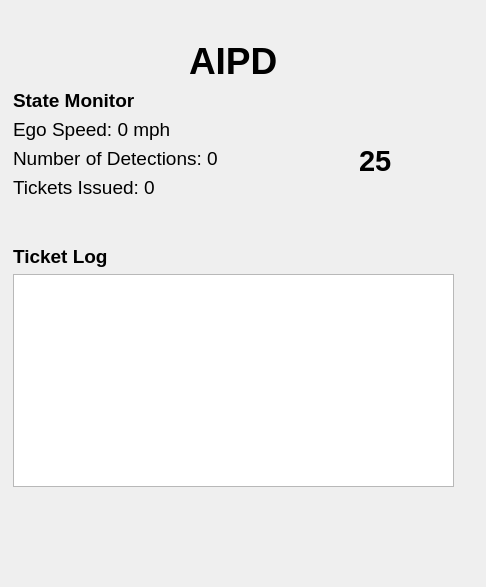
linklab-uva/aipd, file aipd_panel/resource/aipd_panel.ui: the form before one commit.
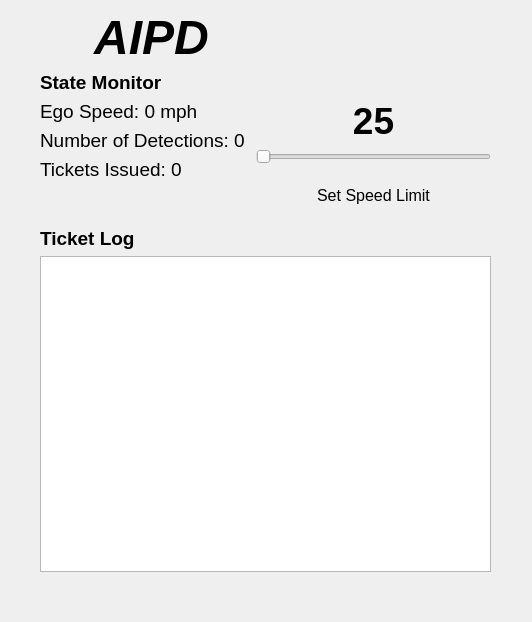
The form after the commit. Icons and pictures are not drawn.

Commit message: added logo and updated panel ui

```diff
--- a/aipd_panel/resource/aipd_panel.ui
+++ b/aipd_panel/resource/aipd_panel.ui
@@ -6,30 +6,46 @@
    <rect>
     <x>0</x>
     <y>0</y>
-    <width>486</width>
-    <height>587</height>
+    <width>532</width>
+    <height>622</height>
    </rect>
   </property>
   <property name="windowTitle">
    <string>Form</string>
   </property>
-  <widget class="QWidget" name="layoutWidget">
+  <widget class="QWidget" name="">
    <property name="geometry">
     <rect>
-     <x>13</x>
-     <y>40</y>
-     <width>441</width>
-     <height>447</height>
+     <x>40</x>
+     <y>10</y>
+     <width>451</width>
+     <height>562</height>
     </rect>
    </property>
-   <layout class="QVBoxLayout" name="verticalLayout_3">
-    <item alignment="Qt::AlignHCenter|Qt::AlignVCenter">
+   <layout class="QVBoxLayout" name="verticalLayout_5">
+    <item>
+     <layout class="QHBoxLayout" name="horizontalLayout">
+      <item>
      <widget class="QLabel" name="label_2">
       <property name="text">
-       <string>&lt;html&gt;&lt;head/&gt;&lt;body&gt;&lt;p&gt;&lt;span style=&quot; font-size:28pt; font-weight:600;&quot;&gt;AIPD&lt;/span&gt;&lt;/p&gt;&lt;/body&gt;&lt;/html&gt;</string>
+         <string>&lt;html&gt;&lt;head/&gt;&lt;body&gt;&lt;p align=&quot;center&quot;&gt;&lt;span style=&quot; font-size:36pt; font-weight:600; font-style:italic;&quot;&gt;AIPD&lt;/span&gt;&lt;/p&gt;&lt;/body&gt;&lt;/html&gt;</string>
       </property>
      </widget>
     </item>
+      <item>
+       <widget class="QLabel" name="label_5">
+        <property name="text">
+         <string/>
+        </property>
+        <property name="pixmap">
+         <pixmap resource="resource.qrc">:/images/aipd_logo.png</pixmap>
+        </property>
+       </widget>
+      </item>
+     </layout>
+    </item>
+    <item>
+     <layout class="QHBoxLayout" name="horizontalLayout_2">
     <item>
      <layout class="QVBoxLayout" name="verticalLayout">
       <item>
@@ -49,7 +65,7 @@
       <item>
        <widget class="QLabel" name="num_detections">
         <property name="text">
-         <string>&lt;html&gt;&lt;head/&gt;&lt;body&gt;&lt;p&gt;&lt;span style=&quot; font-size:14pt;&quot;&gt;Number of Detections: 0&lt;/span&gt;&lt;/p&gt;&lt;/body&gt;&lt;/html&gt;</string>
+           <string>&lt;html&gt;&lt;head/&gt;&lt;body&gt;&lt;p&gt;&lt;span style=&quot; font-size:14pt;&quot;&gt;Number of Detections: 0 &lt;/span&gt;&lt;/p&gt;&lt;/body&gt;&lt;/html&gt;</string>
         </property>
        </widget>
       </item>
@@ -63,6 +79,48 @@
      </layout>
     </item>
     <item>
+       <layout class="QVBoxLayout" name="verticalLayout_4">
+        <item>
+         <layout class="QGridLayout" name="gridLayout">
+          <item row="0" column="0" rowspan="2" colspan="2">
+           <widget class="QLabel" name="label">
+            <property name="text">
+             <string>&lt;html&gt;&lt;head/&gt;&lt;body&gt;&lt;p align=&quot;center&quot;&gt;&lt;img src=&quot;:/images/sign.png&quot;/&gt;&lt;/p&gt;&lt;/body&gt;&lt;/html&gt;</string>
+            </property>
+           </widget>
+          </item>
+          <item row="1" column="0" colspan="2">
+           <widget class="QLabel" name="speed_limit">
+            <property name="text">
+             <string>&lt;html&gt;&lt;head/&gt;&lt;body&gt;&lt;p align=&quot;center&quot;&gt;&lt;span style=&quot; font-size:28pt; font-weight:600;&quot;&gt;25&lt;/span&gt;&lt;/p&gt;&lt;/body&gt;&lt;/html&gt;</string>
+            </property>
+           </widget>
+          </item>
+         </layout>
+        </item>
+        <item>
+         <layout class="QVBoxLayout" name="verticalLayout_3">
+          <item>
+           <widget class="QSlider" name="horizontalSlider">
+            <property name="orientation">
+             <enum>Qt::Horizontal</enum>
+            </property>
+           </widget>
+          </item>
+          <item>
+           <widget class="QLabel" name="label_6">
+            <property name="text">
+             <string>&lt;html&gt;&lt;head/&gt;&lt;body&gt;&lt;p align=&quot;center&quot;&gt;&lt;span style=&quot; font-size:12pt;&quot;&gt;Set Speed Limit&lt;/span&gt;&lt;/p&gt;&lt;/body&gt;&lt;/html&gt;</string>
+            </property>
+           </widget>
+          </item>
+         </layout>
+        </item>
+       </layout>
+      </item>
+     </layout>
+    </item>
+    <item>
      <layout class="QVBoxLayout" name="verticalLayout_2">
       <item>
        <widget class="QLabel" name="label_4">
@@ -78,32 +136,6 @@
     </item>
    </layout>
   </widget>
-  <widget class="QLabel" name="label">
-   <property name="geometry">
-    <rect>
-     <x>338</x>
-     <y>92</y>
-     <width>81</width>
-     <height>101</height>
-    </rect>
-   </property>
-   <property name="text">
-    <string>&lt;html&gt;&lt;head/&gt;&lt;body&gt;&lt;p&gt;&lt;img src=&quot;:/images/sign.png&quot;/&gt;&lt;/p&gt;&lt;/body&gt;&lt;/html&gt;</string>
-   </property>
-  </widget>
-  <widget class="QLabel" name="speed_limit">
-   <property name="geometry">
-    <rect>
-     <x>359</x>
-     <y>144</y>
-     <width>61</width>
-     <height>31</height>
-    </rect>
-   </property>
-   <property name="text">
-    <string>&lt;html&gt;&lt;head/&gt;&lt;body&gt;&lt;p&gt;&lt;span style=&quot; font-size:22pt; font-weight:600;&quot;&gt;25&lt;/span&gt;&lt;/p&gt;&lt;/body&gt;&lt;/html&gt;</string>
-   </property>
-  </widget>
  </widget>
  <resources>
   <include location="resource.qrc"/>
```
Lines whose indentation alone changed are shown as unchanged. The commit also changes 2 other files.
